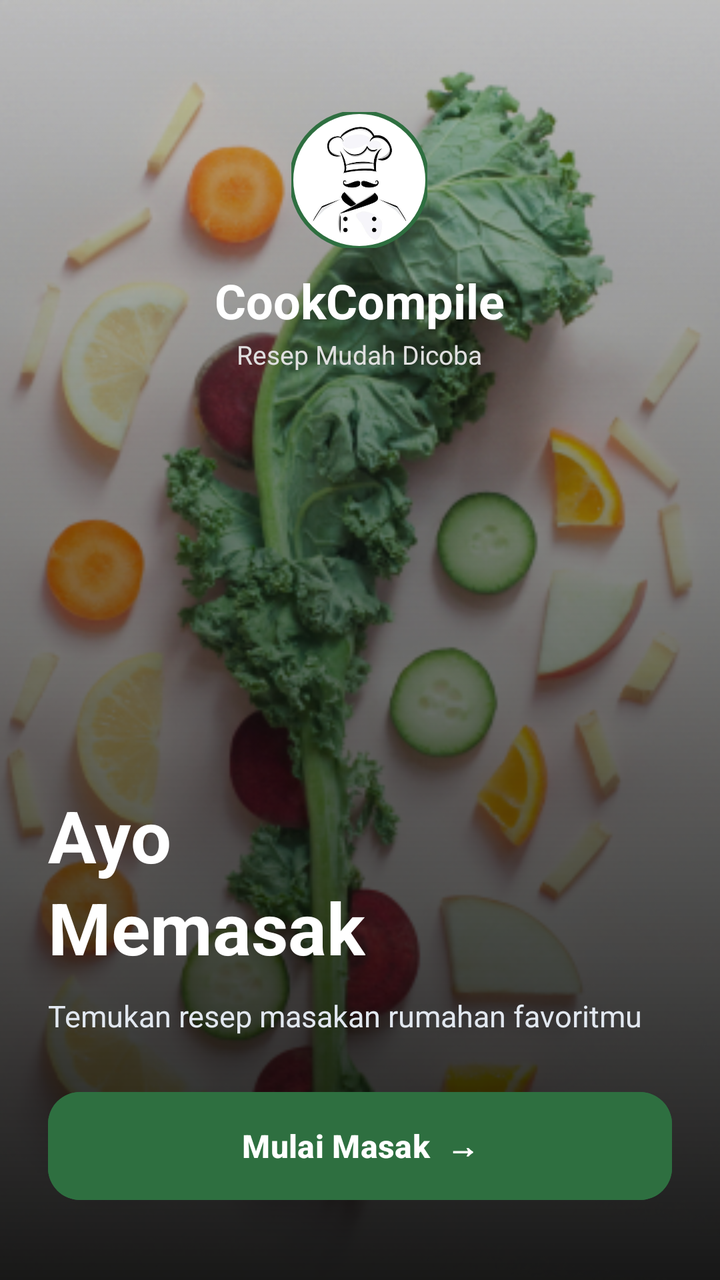
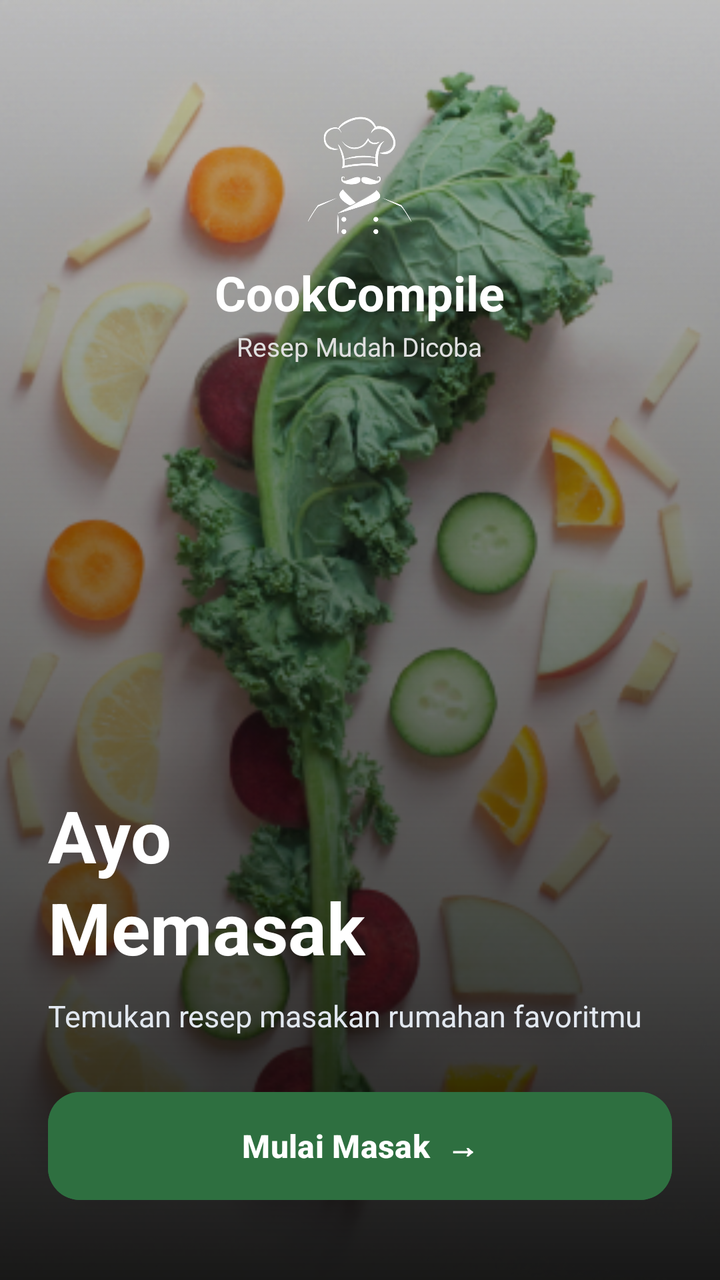

Compare the two renders of this Android layout. The source of the first and the diff that turns it into the second are given below.
<!-- AndroidManifest.xml: activity theme Theme.CookCompileAPP.Fullscreen -->
<!-- res/layout/activity_splash.xml -->
<?xml version="1.0" encoding="utf-8"?>
<FrameLayout xmlns:android="http://schemas.android.com/apk/res/android"
    xmlns:app="http://schemas.android.com/apk/res-auto"
    xmlns:tools="http://schemas.android.com/tools"
    android:layout_width="match_parent"
    android:layout_height="match_parent"
    android:background="@drawable/bg_splash_culinary">

    
    <ImageView
        android:id="@+id/ivSplashBg"
        android:layout_width="match_parent"
        android:layout_height="match_parent"
        android:scaleType="centerCrop"
        android:src="@drawable/img_splash_figma"
        tools:ignore="ContentDescription" />

    
    <View
        android:layout_width="match_parent"
        android:layout_height="match_parent"
        android:background="@drawable/bg_splash_scrim" />

    
    <LinearLayout
        android:id="@+id/splashContentContainer"
        android:layout_width="match_parent"
        android:layout_height="match_parent"
        android:orientation="vertical"
        android:paddingStart="24dp"
        android:paddingEnd="24dp"
        android:paddingTop="56dp"
        android:paddingBottom="40dp">

        
        <LinearLayout
            android:layout_width="wrap_content"
            android:layout_height="wrap_content"
            android:layout_gravity="center_horizontal"
            android:gravity="center_horizontal"
            android:orientation="vertical">

            <com.google.android.material.imageview.ShapeableImageView
                android:layout_width="68dp"
                android:layout_height="68dp"
                android:background="@color/white"
                android:scaleType="centerCrop"
                android:src="@drawable/img_logo_chef"
                app:shapeAppearanceOverlay="@style/ShapeAppearance.CookCompile.CircleAvatar"
                app:strokeColor="@color/primary"
                app:strokeWidth="2dp"
                tools:ignore="ContentDescription" />

            <TextView
                android:layout_width="wrap_content"
                android:layout_height="wrap_content"
                android:layout_marginTop="10dp"
                android:text="CookCompile"
                android:textColor="@color/white"
                android:textSize="24sp"
                android:textStyle="bold" />

            <TextView
                android:layout_width="wrap_content"
                android:layout_height="wrap_content"
                android:layout_marginTop="2dp"
                android:text="@string/tagline"
                android:textColor="#E0E0E0"
                android:textSize="13sp" />
        </LinearLayout>

        
        <View
            android:layout_width="match_parent"
            android:layout_height="0dp"
            android:layout_weight="1" />

        
        <TextView
            android:layout_width="wrap_content"
            android:layout_height="wrap_content"
            android:lineSpacingExtra="4dp"
            android:text="@string/splash_hero_title"
            android:textColor="@color/white"
            android:textSize="36sp"
            android:textStyle="bold" />

        <TextView
            android:layout_width="wrap_content"
            android:layout_height="wrap_content"
            android:layout_marginTop="10dp"
            android:text="@string/splash_hero_desc"
            android:textColor="#E2E8F0"
            android:textSize="15sp" />

        
        <com.google.android.material.button.MaterialButton
            android:id="@+id/btnStartCooking"
            android:layout_width="match_parent"
            android:layout_height="54dp"
            android:layout_marginTop="28dp"
            android:backgroundTint="@color/primary"
            android:insetTop="0dp"
            android:insetBottom="0dp"
            android:text="Mulai Masak  →"
            android:textAllCaps="false"
            android:textColor="@color/white"
            android:textSize="16sp"
            android:textStyle="bold"
            app:cornerRadius="16dp" />

    </LinearLayout>

</FrameLayout>
<!-- resources referenced by this layout -->
<resources>
  <color name="primary">#2E6F40</color>
  <color name="white">#FFFFFFFF</color>
  <!-- drawable bg_splash_culinary (drawable) -->
  <?xml version="1.0" encoding="utf-8"?>
  <shape xmlns:android="http://schemas.android.com/apk/res/android">
      <gradient
          android:angle="270"
          android:startColor="#1E293B"
          android:centerColor="#0F172A"
          android:endColor="#020617"
          android:type="linear" />
  </shape>
  <!-- drawable bg_splash_scrim (drawable) -->
  <?xml version="1.0" encoding="utf-8"?>
  <shape xmlns:android="http://schemas.android.com/apk/res/android">
      <gradient
          android:angle="270"
          android:startColor="#33000000"
          android:centerColor="#88000000"
          android:endColor="#E6000000"
          android:type="linear" />
  </shape>
  <!-- drawable img_logo_chef: png bitmap (drawable, 64915 bytes) -->
  <!-- drawable img_splash_figma: png bitmap (drawable, 332663 bytes) -->
  <string name="splash_hero_desc">Temukan resep masakan rumahan favoritmu</string>
  <string name="splash_hero_title">Ayo\nMemasak</string>
  <string name="tagline">Resep Mudah Dicoba</string>
  <style name="ShapeAppearance.CookCompile.CircleAvatar" parent="">
          <item name="cornerSize">50%</item>
      </style>
  <style name="Theme.CookCompileAPP.Fullscreen" parent="Theme.CookCompileAPP">
          <item name="android:windowTranslucentStatus">false</item>
          <item name="android:statusBarColor">@color/transparent</item>
          <item name="android:windowLightStatusBar">false</item>
      </style>
  <style name="Theme.CookCompileAPP" parent="Base.Theme.CookCompileAPP" />
  <color name="transparent">#00000000</color>
  <style name="Base.Theme.CookCompileAPP" parent="Theme.Material3.Light.NoActionBar">
          <item name="colorPrimary">@color/primary</item>
          <item name="colorOnPrimary">@color/white</item>
          <item name="colorPrimaryContainer">@color/primary_light</item>
          <item name="colorOnPrimaryContainer">@color/primary_dark</item>
          <item name="android:windowBackground">@color/background</item>
          <item name="android:statusBarColor">@color/background</item>
          <item name="android:windowLightStatusBar">true</item>
      </style>
  <color name="primary_light">#EAF3EC</color>
  <color name="primary_dark">#225430</color>
  <color name="background">#FAF9F6</color>
</resources>

<!-- the commit's change to res/layout/activity_splash.xml (unified diff, before → after) -->
@@ -40,15 +40,11 @@
             android:gravity="center_horizontal"
             android:orientation="vertical">
 
-            <com.google.android.material.imageview.ShapeableImageView
-                android:layout_width="68dp"
-                android:layout_height="68dp"
-                android:background="@color/white"
-                android:scaleType="centerCrop"
-                android:src="@drawable/img_logo_chef"
-                app:shapeAppearanceOverlay="@style/ShapeAppearance.CookCompile.CircleAvatar"
-                app:strokeColor="@color/primary"
-                app:strokeWidth="2dp"
+            <ImageView
+                android:layout_width="64dp"
+                android:layout_height="64dp"
+                android:scaleType="fitCenter"
+                android:src="@drawable/img_logo_chef_white"
                 tools:ignore="ContentDescription" />
 
             <TextView
<!-- resource entries referenced after the edit -->
@@ -22,14 +22,11 @@
           android:endColor="#E6000000"
           android:type="linear" />
   </shape>
-  <!-- drawable img_logo_chef: png bitmap (drawable, 64915 bytes) -->
+  <!-- drawable img_logo_chef_white: png bitmap (drawable, 22159 bytes) -->
   <!-- drawable img_splash_figma: png bitmap (drawable, 332663 bytes) -->
   <string name="splash_hero_desc">Temukan resep masakan rumahan favoritmu</string>
   <string name="splash_hero_title">Ayo\nMemasak</string>
   <string name="tagline">Resep Mudah Dicoba</string>
-  <style name="ShapeAppearance.CookCompile.CircleAvatar" parent="">
-          <item name="cornerSize">50%</item>
-      </style>
   <style name="Theme.CookCompileAPP.Fullscreen" parent="Theme.CookCompileAPP">
           <item name="android:windowTranslucentStatus">false</item>
           <item name="android:statusBarColor">@color/transparent</item>
